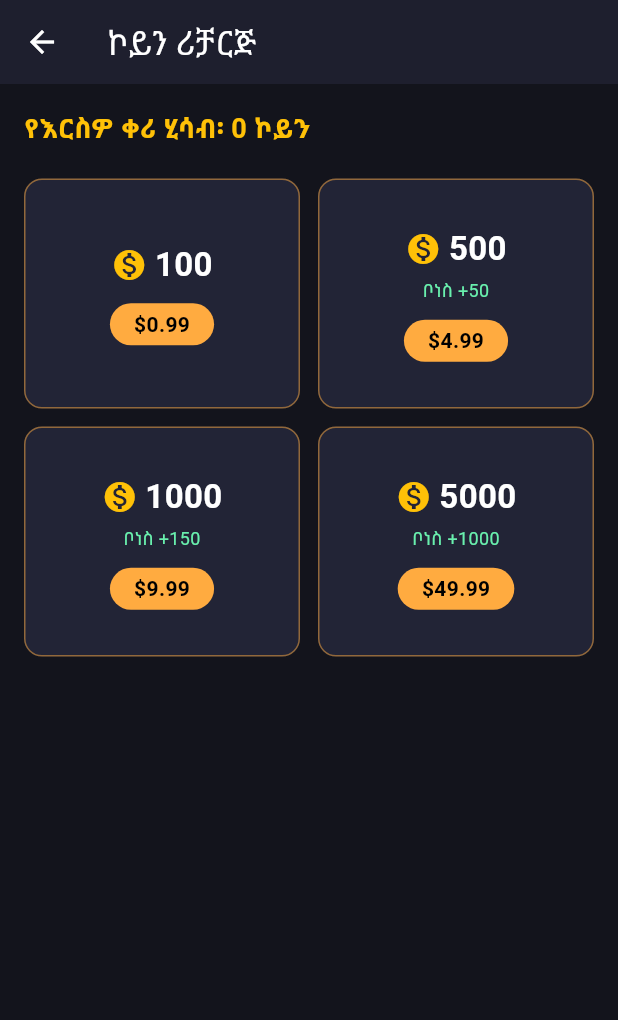
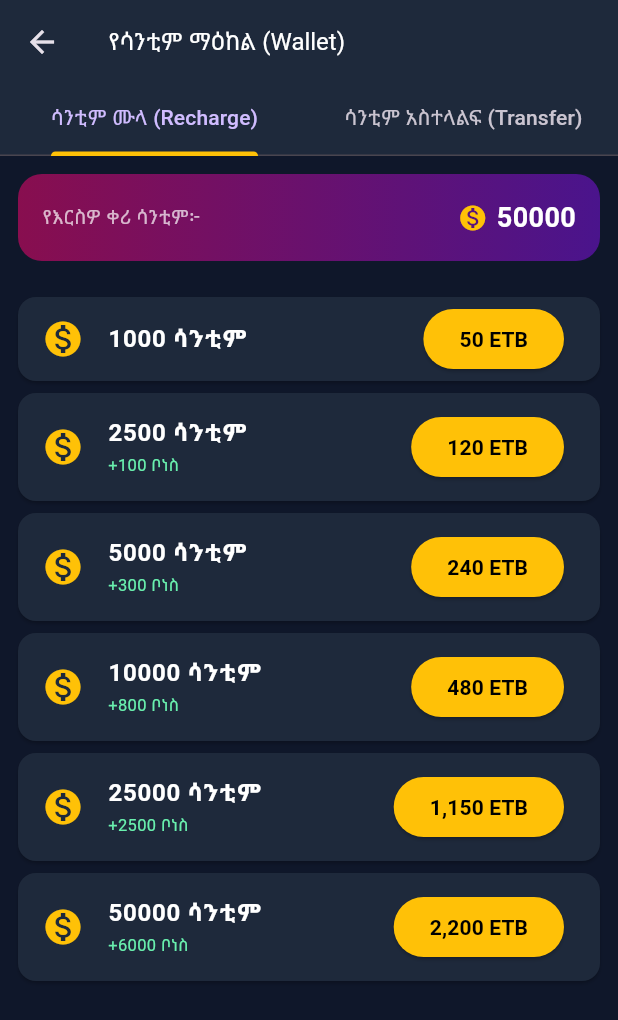
Before and after one commit to mmame6036-cpu/Voice-app, a Flutter app: the RechargeScreen screen opened directly, on a phone screen of 412 x 824 dp. Shown: the top 1020 px of the screen. Run offline on Flutter 3.47's test engine with Material 3 defaults, Android fonts, the phone set to English and light mode, and no system bars; our stand-ins replace permission_handler, socket_io_client; missing offline and left inert: agora_rtc_engine.

Commit message:
Update recharge_screen.dart

```diff
--- a/lib/recharge_screen.dart
+++ b/lib/recharge_screen.dart
@@ -1,101 +1,208 @@
 import 'package:flutter/material.dart';
+import 'package:flutter/services.dart';
+import 'main.dart';
 
-class RechargeScreen extends StatelessWidget {
-  const RechargeScreen({super.key});
+class RechargeScreen extends StatefulWidget {
+  final dynamic socket;
+  final VoidCallback? onCoinsUpdated;
+
+  const RechargeScreen({
+    Key? key,
+    this.socket,
+    this.onCoinsUpdated,
+  }) : super(key: key);
+
+  @override
+  State<RechargeScreen> createState() => _RechargeScreenState();
+}
+
+class _RechargeScreenState extends State<RechargeScreen> with SingleTickerProviderStateMixin {
+  late TabController _tabController;
+
+  final List<Map<String, dynamic>> packages = [
+    {'coins': 1000, 'price': '50 ETB', 'bonus': 0},
+    {'coins': 2500, 'price': '120 ETB', 'bonus': 100},
+    {'coins': 5000, 'price': '240 ETB', 'bonus': 300},
+    {'coins': 10000, 'price': '480 ETB', 'bonus': 800},
+    {'coins': 25000, 'price': '1,150 ETB', 'bonus': 2500},
+    {'coins': 50000, 'price': '2,200 ETB', 'bonus': 6000},
+  ];
+
+  final TextEditingController _targetIdController = TextEditingController();
+  final TextEditingController _amountController = TextEditingController();
+  String _transferStatus = '';
+
+  @override
+  void initState() {
+    super.initState();
+    _tabController = TabController(length: 2, vsync: this);
+  }
+
+  @override
+  void dispose() {
+    _tabController.dispose();
+    _targetIdController.dispose();
+    _amountController.dispose();
+    super.dispose();
+  }
+
+  void _buyCoins(int coins) {
+    setState(() {
+      AppData.userCoins += coins;
+    });
+    widget.onCoinsUpdated?.call();
+    ScaffoldMessenger.of(context).showSnackBar(
+      SnackBar(
+        content: Text('🎉 $coins ሳንቲም በተሳካ ሁኔታ ተሞልቷል!'),
+        backgroundColor: Colors.green,
+      ),
+    );
+  }
+
+  void _transferCoins() {
+    final targetId = _targetIdController.text.trim();
+    final amount = int.tryParse(_amountController.text.trim()) ?? 0;
+
+    if (targetId.isEmpty) {
+      setState(() => _transferStatus = 'እባክዎ የተጠቃሚውን መለያ (ID) ያስገቡ');
+      return;
+    }
+    if (amount <= 0) {
+      setState(() => _transferStatus = 'ትክክለኛ የሳንቲም መጠን ያስገቡ');
+      return;
+    }
+    if (amount > AppData.userCoins) {
+      setState(() => _transferStatus = 'በቂ ሳንቲም የለዎትም!');
+      return;
+    }
+
+    setState(() {
+      AppData.userCoins -= amount;
+      _transferStatus = '✅ $amount ሳንቲም ወደ ID: $targetId ተላልፏል!';
+      _amountController.clear();
+      _targetIdController.clear();
+    });
+    widget.onCoinsUpdated?.call();
+  }
 
   @override
   Widget build(BuildContext context) {
-    // የኮይን ጥቅሎች ዝርዝር
-    final packages = [
-      {'coins': '100', 'price': '\$0.99', 'bonus': '+0'},
-      {'coins': '500', 'price': '\$4.99', 'bonus': '+50'},
-      {'coins': '1000', 'price': '\$9.99', 'bonus': '+150'},
-      {'coins': '5000', 'price': '\$49.99', 'bonus': '+1000'},
-    ];
+    return Scaffold(
+      backgroundColor: const Color(0xFF0F172A),
+      appBar: AppBar(
+        title: const Text('የሳንቲም ማዕከል (Wallet)', style: TextStyle(color: Colors.white, fontSize: 16)),
+        backgroundColor: const Color(0xFF1E293B),
+        elevation: 0,
+        bottom: TabBar(
+          controller: _tabController,
+          indicatorColor: Colors.amber,
+          tabs: const [
+            Tab(text: 'ሳንቲም ሙላ (Recharge)'),
+            Tab(text: 'ሳንቲም አስተላልፍ (Transfer)'),
+          ],
+        ),
+      ),
+      body: Column(
+        children: [
+          Container(
+            padding: const EdgeInsets.all(16),
+            margin: const EdgeInsets.all(12),
+            decoration: BoxDecoration(
+              gradient: const LinearGradient(colors: [Color(0xFF880E4F), Color(0xFF4A148C)]),
+              borderRadius: BorderRadius.circular(16),
+            ),
+            child: Row(
+              mainAxisAlignment: MainAxisAlignment.spaceBetween,
+              children: [
+                const Text('የእርስዎ ቀሪ ሳንቲም፦', style: TextStyle(color: Colors.white70, fontSize: 13)),
+                Row(
+                  children: [
+                    const Icon(Icons.monetization_on, color: Colors.amber, size: 20),
+                    const SizedBox(width: 6),
+                    Text(
+                      '${AppData.userCoins}',
 
-    return Scaffold(
-      backgroundColor: const Color(0xFF13141C),
-      appBar: AppBar(
-        title: const Text('ኮይን ሪቻርጅ', style: TextStyle(color: Colors.white)),
-        backgroundColor: const Color(0xFF1E1F2E),
-        iconTheme: const IconThemeData(color: Colors.white),
-      ),
-      body: Padding(
-        padding: const EdgeInsets.all(16.0),
-        child: Column(
-          crossAxisAlignment: CrossAxisAlignment.start,
-          children: [
-            const Text(
-              "የእርስዎ ቀሪ ሂሳብ፡ 0 ኮይን",
-              style: TextStyle(color: Colors.amber, fontSize: 18, fontWeight: FontWeight.bold),
-            ),
-            const SizedBox(height: 20),
-            Expanded(
-              child: GridView.builder(
-                gridDelegate: const SliverGridDelegateWithFixedCrossAxisCount(
-                  crossAxisCount: 2,
-                  crossAxisSpacing: 12,
-                  mainAxisSpacing: 12,
-                  childAspectRatio: 1.2,
-                ),
-                itemCount: packages.length,
-                itemBuilder: (context, index) {
-                  final pkg = packages[index];
-                  return InkWell(
-                    onTap: () {
-                      ScaffoldMessenger.of(context).showSnackBar(
-                        SnackBar(content: Text('የ ${pkg['price']} ክፍያ ሂደት ተጀምሯል...')),
-                      );
-                    },
-                    child: Container(
-                      decoration: BoxDecoration(
-                        color: const Color(0xFF222436),
-                        borderRadius: BorderRadius.circular(12),
-                        border: Border.all(color: Colors.orangeAccent.withOpacity(0.5)),
-                      ),
-                      child: Column(
-                        mainAxisAlignment: MainAxisAlignment.center,
-                        children: [
-                          Row(
-                            mainAxisAlignment: MainAxisAlignment.center,
-                            children: [
-                              const Icon(Icons.monetization_on, color: Colors.amber, size: 24),
-                              const SizedBox(width: 5),
-                              Text(
-                                pkg['coins']!,
-                                style: const TextStyle(color: Colors.white, fontSize: 22, fontWeight: FontWeight.bold),
+style: const TextStyle(color: Colors.white, fontWeight: FontWeight.bold, fontSize: 18),
                     ),
                   ],
                 ),
-                          if (pkg['bonus'] != '+0') ...[
-                            const SizedBox(height: 4),
-                            Text(
-                              'ቦነስ ${pkg['bonus']}',
-                              style: const TextStyle(color: Colors.greenAccent, fontSize: 12),
+              ],
+            ),
+          ),
+          Expanded(
+            child: TabBarView(
+              controller: _tabController,
+              children: [
+                ListView.builder(
+                  padding: const EdgeInsets.all(12),
+                  itemCount: packages.length,
+                  itemBuilder: (context, idx) {
+                    final p = packages[idx];
+                    return Card(
+                      color: const Color(0xFF1E293B),
+                      shape: RoundedRectangleBorder(borderRadius: BorderRadius.circular(12)),
+                      margin: const EdgeInsets.only(bottom: 8),
+                      child: ListTile(
+                        leading: const Icon(Icons.monetization_on, color: Colors.amber, size: 28),
+                        title: Text('${p['coins']} ሳንቲም', style: const TextStyle(color: Colors.white, fontWeight: FontWeight.bold)),
+                        subtitle: p['bonus'] > 0 ? Text('+${p['bonus']} ቦነስ', style: const TextStyle(color: Colors.greenAccent, fontSize: 11)) : null,
+                        trailing: ElevatedButton(
+                          style: ElevatedButton.styleFrom(backgroundColor: Colors.amber),
+                          onPressed: () => _buyCoins(p['coins']),
+                          child: Text(p['price'], style: const TextStyle(color: Colors.black, fontWeight: FontWeight.bold)),
+                        ),
+                      ),
+                    );
+                  },
+                ),
+                SingleChildScrollView(
+                  padding: const EdgeInsets.all(16),
+                  child: Column(
+                    children: [
+                      TextField(
+                        controller: _targetIdController,
+                        style: const TextStyle(color: Colors.white),
+                        decoration: InputDecoration(
+                          labelText: 'የተቀባይ መለያ (User ID)',
+                          labelStyle: const TextStyle(color: Colors.white70),
+                          filled: true,
+                          fillColor: const Color(0xFF1E293B),
+                          border: OutlineInputBorder(borderRadius: BorderRadius.circular(12)),
+                        ),
+                      ),
+                      const SizedBox(height: 12),
+                      TextField(
+                        controller: _amountController,
+                        keyboardType: TextInputType.number,
+                        style: const TextStyle(color: Colors.white),
+                        decoration: InputDecoration(
+                          labelText: 'የሳንቲም መጠን',
+                          labelStyle: const TextStyle(color: Colors.white70),
+                          filled: true,
+                          fillColor: const Color(0xFF1E293B),
+                          border: OutlineInputBorder(borderRadius: BorderRadius.circular(12)),
+                        ),
+                      ),
+                      const SizedBox(height: 16),
+                      if (_transferStatus.isNotEmpty)
+                        Text(_transferStatus, style: const TextStyle(color: Colors.amberAccent, fontSize: 12)),
+                      const SizedBox(height: 16),
+                      ElevatedButton(
+                        style: ElevatedButton.styleFrom(
+                          backgroundColor: Colors.teal,
+                          minimumSize: const Size(double.infinity, 45),
+                          shape: RoundedRectangleBorder(borderRadius: BorderRadius.circular(12)),
+                        ),
+                        onPressed: _transferCoins,
+                        child: const Text('አስተላልፍ', style: TextStyle(color: Colors.white, fontWeight: FontWeight.bold)),
                       ),
                     ],
-                          const SizedBox(height: 10),
-                          Container(
-                            padding: const EdgeInsets.symmetric(horizontal: 16, vertical: 4),
-                            decoration: BoxDecoration(
-                              color: Colors.orangeAccent,
-                              borderRadius: BorderRadius.circular(20),
-                            ),
-                            child: Text(
-                              pkg['price']!,
-                              style: const TextStyle(color: Colors.black, fontWeight: FontWeight.bold),
-
                   ),
                 ),
               ],
             ),
           ),
-                  );
-                },
-              ),
-            ),
         ],
-        ),
       ),
     );
   }
```
Lines whose indentation alone changed are shown as unchanged.
